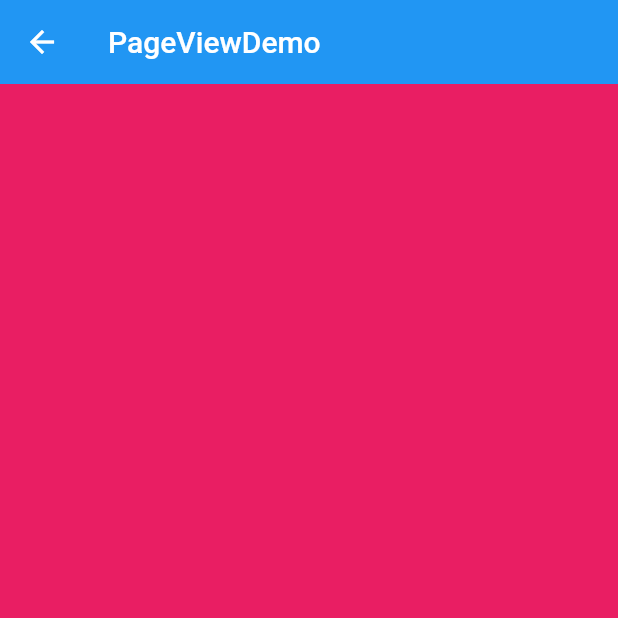
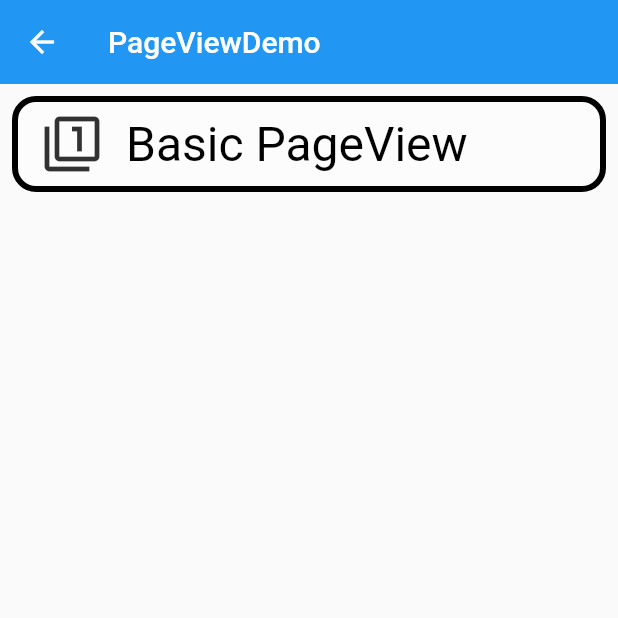
Before and after one commit to leroylau/flutter_basic_demos, a Flutter app: the PageViewDemo screen opened by its route, on a phone screen of 412 x 824 dp, the top half of it. Run offline on Flutter 3.47's test engine with Material 2 defaults, Android fonts, the phone set to English and light mode, and no system bars; our stand-ins replace connectivity, flutter_svg, font_awesome_flutter, sqflite; accounts and stored records are empty; project files that could hold a hidden picture were left out.

Commit message:
the basic usage of pageview

```diff
--- a/lib/demos/page_view_demo/page_view.dart
+++ b/lib/demos/page_view_demo/page_view.dart
@@ -1,3 +1,5 @@
+import 'package:basic_demo/demos/page_view_demo/basic_page_view.dart';
+import 'package:basic_demo/widgets/demo_box.dart';
 import 'package:flutter/material.dart';
 
 class PageViewDemo extends StatefulWidget {
@@ -13,16 +15,16 @@ class _PageViewDemoState extends State<PageViewDemo> {
         title: Text('PageViewDemo'),
         elevation: 0.0,
       ),
-      body: PageView(
+      body: ListView(
         children: <Widget>[
-          Container(
-            color: Colors.pink,
-          ),
-          Container(
-            color: Colors.cyan,
-          ),
-          Container(
-            color: Colors.deepPurple,
+          DemoBox(
+            icon: Icons.filter_1,
+            title: 'Basic PageView',
+            onTap: () {
+              Navigator.of(context).push(MaterialPageRoute(
+                builder: (context) => BasicPageView(),
+              ));
+            },
           ),
         ],
       ),
```
Also changed, not shown: lib/demos/page_view_demo/basic_page_view.dart (added, +30 -0 lines).
